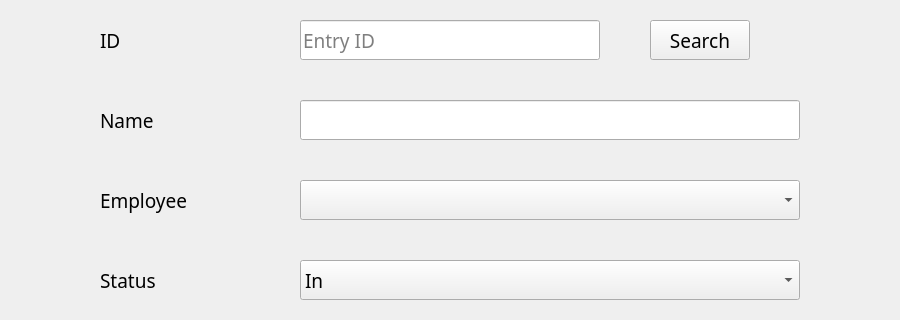
Qt form UI/EditEntryPartLoop.ui (Tenesh/PartLoop) before a commit; both pictures show x 0 to 900 and y 0 to 320 of the 900 by 1000 pixel window.
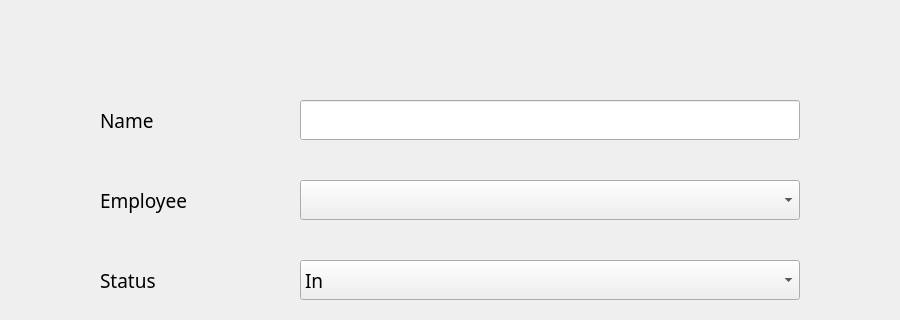
The same form after that commit.

Commit message: Removed search label and field in edit window

The edit to the form file:
```diff
--- a/UI/EditEntryPartLoop.ui
+++ b/UI/EditEntryPartLoop.ui
@@ -367,28 +367,6 @@
     <bool>false</bool>
    </property>
   </widget>
-  <widget class="QLabel" name="labelEditEntryId">
-   <property name="geometry">
-    <rect>
-     <x>100</x>
-     <y>20</y>
-     <width>70</width>
-     <height>40</height>
-    </rect>
-   </property>
-   <property name="font">
-    <font>
-     <family>Poppins</family>
-     <pointsize>14</pointsize>
-    </font>
-   </property>
-   <property name="toolTipDuration">
-    <number>-3</number>
-   </property>
-   <property name="text">
-    <string>ID</string>
-   </property>
-  </widget>
   <widget class="QLineEdit" name="lineEditEntry">
    <property name="geometry">
     <rect>
@@ -399,56 +377,6 @@
     </rect>
    </property>
   </widget>
-  <widget class="QLineEdit" name="lineEditEntryId">
-   <property name="geometry">
-    <rect>
-     <x>300</x>
-     <y>20</y>
-     <width>300</width>
-     <height>40</height>
-    </rect>
-   </property>
-   <property name="font">
-    <font>
-     <family>Poppins</family>
-     <pointsize>14</pointsize>
-    </font>
-   </property>
-   <property name="placeholderText">
-    <string>Entry ID</string>
-   </property>
-  </widget>
-  <widget class="QPushButton" name="pushButtonEditEntrySearch">
-   <property name="geometry">
-    <rect>
-     <x>650</x>
-     <y>20</y>
-     <width>100</width>
-     <height>40</height>
-    </rect>
-   </property>
-   <property name="font">
-    <font>
-     <family>Poppins</family>
-     <pointsize>14</pointsize>
-    </font>
-   </property>
-   <property name="autoFillBackground">
-    <bool>false</bool>
-   </property>
-   <property name="text">
-    <string>Search</string>
-   </property>
-   <property name="autoDefault">
-    <bool>false</bool>
-   </property>
-   <property name="default">
-    <bool>false</bool>
-   </property>
-   <property name="flat">
-    <bool>false</bool>
-   </property>
-  </widget>
  </widget>
  <resources>
   <include location="../icons.qrc"/>
```
The commit also changes 1 other file.
